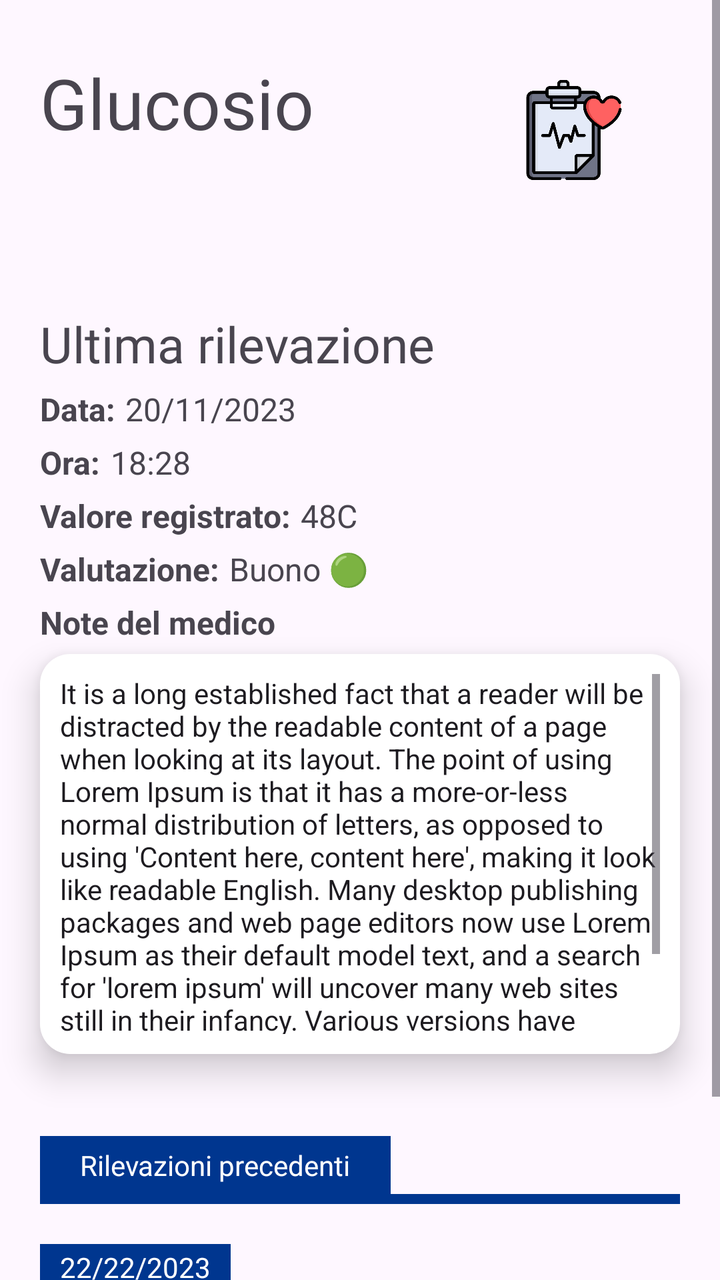
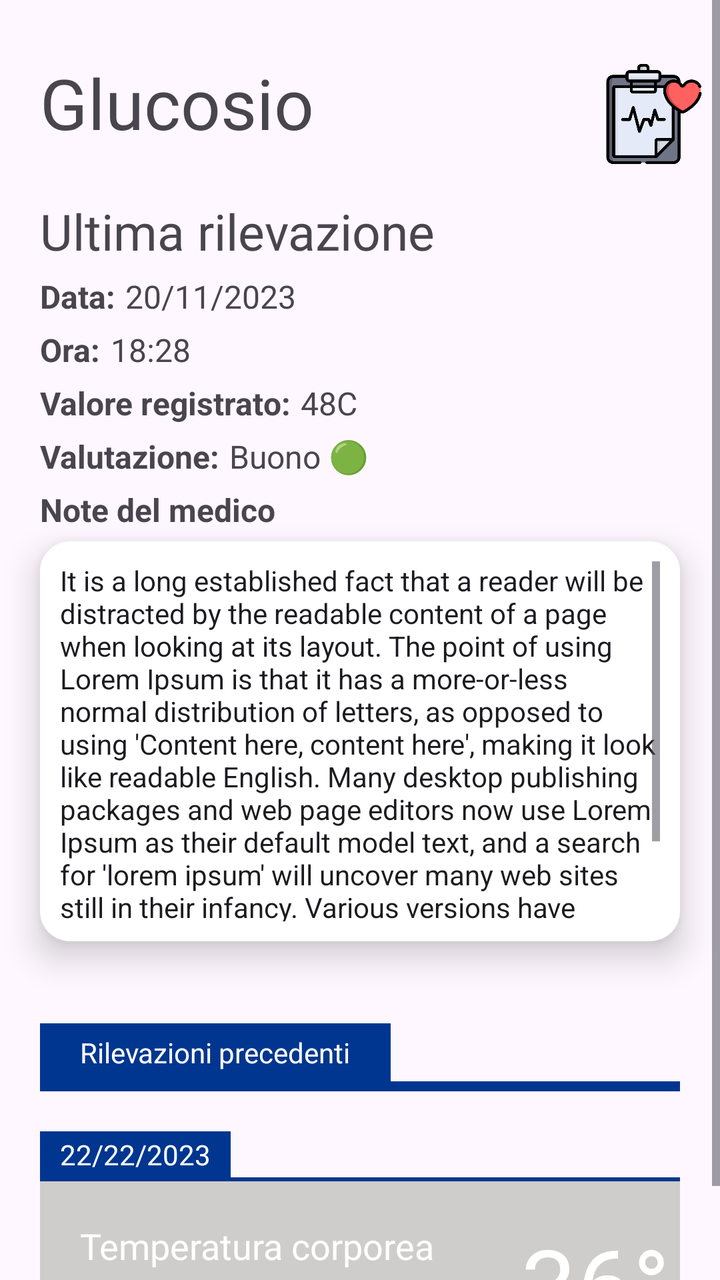

Compare the two renders of this Android layout. The source of the first and the diff that turns it into the second are given below.
<!-- AndroidManifest.xml: application theme Theme.AsilApp -->
<!-- res/layout/fragment_detail_health_history.xml -->
<?xml version="1.0" encoding="utf-8"?>
<ScrollView xmlns:app="http://schemas.android.com/apk/res-auto"
    xmlns:tools="http://schemas.android.com/tools"
    android:layout_width="match_parent"
    android:layout_height="match_parent"
    xmlns:android="http://schemas.android.com/apk/res/android">
    <androidx.constraintlayout.widget.ConstraintLayout
        android:layout_width="match_parent"
        android:layout_height="match_parent"
        tools:context=".view.home.DetailHealthHistoryFragment">


        <TextView
            android:id="@+id/detailHealthHistoryTitle"
            android:layout_width="270dp"
            android:layout_height="103dp"
            android:layout_marginLeft="@dimen/marginLeftRightDetailHealthHistory"
            android:layout_marginTop="28dp"
            android:layout_marginRight="@dimen/marginLeftRightDetailHealthHistory"
            android:fontFamily="@font/titillium_web_bold"
            android:text="Glucosio"
            android:textSize="@dimen/textDetailHealthHistoryTitle"
            app:layout_constraintHorizontal_bias="0.0"
            app:layout_constraintLeft_toLeftOf="parent"
            app:layout_constraintRight_toLeftOf="@+id/iconDetailTitle"
            app:layout_constraintTop_toTopOf="parent" />

        <ImageView
            android:id="@+id/iconDetailTitle"
            android:layout_width="50dp"
            android:layout_height="50dp"
            android:layout_marginTop="40dp"
            android:layout_marginRight="48dp"
            android:src="@drawable/medical_history"
            app:layout_constraintRight_toRightOf="parent"
            app:layout_constraintTop_toTopOf="parent">

        </ImageView>

        <TextView
            android:id="@+id/lastRecordHealthHistory"
            android:layout_width="wrap_content"
            android:layout_height="wrap_content"
            android:layout_marginStart="@dimen/marginLeftRightDetailHealthHistory"
            android:layout_marginTop="24dp"
            android:fontFamily="@font/titillium_web_bold"
            android:text="@string/lastRecordHealtHistory"
            android:textSize="25dp"
            app:layout_constraintStart_toStartOf="parent"
            app:layout_constraintTop_toBottomOf="@+id/detailHealthHistoryTitle" />


        <TextView
            android:id="@+id/dateLastRecordHealthHistoryLabel"
            android:layout_width="wrap_content"
            android:layout_height="wrap_content"
            android:layout_marginStart="@dimen/marginLeftRightDetailHealthHistory"
            android:layout_marginTop="5dp"
            android:text="@string/dateLastRecordHealthHistoryLabel"
            android:textSize="@dimen/valueDetailHealthHistory"
            android:textStyle="bold"
            app:layout_constraintStart_toStartOf="parent"
            app:layout_constraintTop_toBottomOf="@+id/lastRecordHealthHistory" />

        <TextView
            android:id="@+id/dateLastRecordHealthHistory"
            android:layout_width="wrap_content"
            android:layout_height="wrap_content"
            android:layout_marginLeft="5dp"
            android:layout_marginTop="5dp"
            android:text="20/11/2023"
            android:textSize="@dimen/valueDetailHealthHistory"
            app:layout_constraintLeft_toRightOf="@+id/dateLastRecordHealthHistoryLabel"
            app:layout_constraintTop_toBottomOf="@+id/lastRecordHealthHistory" />


        <TextView
            android:id="@+id/timeLastRecordHealthHistoryLabel"
            android:layout_width="wrap_content"
            android:layout_height="wrap_content"
            android:layout_marginStart="@dimen/marginLeftRightDetailHealthHistory"
            android:layout_marginTop="5dp"
            android:text="@string/timeLastRecordHealthHistoryLabel"
            android:textSize="@dimen/valueDetailHealthHistory"
            android:textStyle="bold"
            app:layout_constraintStart_toStartOf="parent"
            app:layout_constraintTop_toBottomOf="@+id/dateLastRecordHealthHistory" />

        <TextView
            android:id="@+id/timeLastRecordHealthHistory"
            android:layout_width="wrap_content"
            android:layout_height="wrap_content"
            android:layout_marginLeft="5dp"
            android:layout_marginTop="5dp"
            android:text="18:28"
            android:textSize="@dimen/valueDetailHealthHistory"
            app:layout_constraintLeft_toRightOf="@+id/timeLastRecordHealthHistoryLabel"
            app:layout_constraintTop_toBottomOf="@+id/dateLastRecordHealthHistory" />



        <TextView
            android:id="@+id/valueLastRecordHealthHistoryLabel"
            android:layout_width="wrap_content"
            android:layout_height="wrap_content"
            android:layout_marginStart="20dp"
            android:layout_marginTop="5dp"
            android:text="@string/valueLastRecordHealthHistoryLabel"
            android:textSize="@dimen/valueDetailHealthHistory"
            android:textStyle="bold"
            app:layout_constraintStart_toStartOf="parent"
            app:layout_constraintTop_toBottomOf="@+id/timeLastRecordHealthHistory" />

        <TextView
            android:id="@+id/valueLastRecordHealthHistory"
            android:layout_width="wrap_content"
            android:layout_height="wrap_content"
            android:layout_marginLeft="5dp"
            android:layout_marginTop="5dp"
            android:text="48"
            android:textSize="@dimen/valueDetailHealthHistory"
            app:layout_constraintLeft_toRightOf="@+id/valueLastRecordHealthHistoryLabel"
            app:layout_constraintTop_toBottomOf="@+id/timeLastRecordHealthHistory" />

        <TextView
            android:id="@+id/unityDetaildHealthHistory"
            android:layout_width="wrap_content"
            android:layout_height="wrap_content"
            android:layout_marginLeft="0dp"
            android:layout_marginTop="5dp"
            android:text="@string/unityTemperature"
            android:textSize="@dimen/valueDetailHealthHistory"
            app:layout_constraintLeft_toRightOf="@+id/valueLastRecordHealthHistory"
            app:layout_constraintTop_toBottomOf="@+id/timeLastRecordHealthHistory" />



        <TextView
            android:id="@+id/evalutationLastRecordHealthHistoryLabel"
            android:layout_width="wrap_content"
            android:layout_height="wrap_content"
            android:layout_marginStart="@dimen/marginLeftRightDetailHealthHistory"
            android:layout_marginTop="5dp"
            android:text="@string/evalutationLastRecordHealthHistoryLabel"
            android:textSize="@dimen/valueDetailHealthHistory"
            android:textStyle="bold"
            app:layout_constraintStart_toStartOf="parent"
            app:layout_constraintTop_toBottomOf="@+id/valueLastRecordHealthHistory" />

        <TextView
            android:id="@+id/evalutationLastRecordHealthHistory"
            android:layout_width="wrap_content"
            android:layout_height="wrap_content"
            android:layout_marginLeft="5dp"
            android:layout_marginTop="5dp"
            android:text="Buono 🟢"
            android:textSize="@dimen/valueDetailHealthHistory"
            app:layout_constraintLeft_toRightOf="@+id/evalutationLastRecordHealthHistoryLabel"
            app:layout_constraintTop_toBottomOf="@+id/valueLastRecordHealthHistory" />



        <TextView
            android:id="@+id/doctorNotesLastRecordHealthHistoryLabel"
            android:layout_width="wrap_content"
            android:layout_height="wrap_content"
            android:layout_marginStart="@dimen/marginLeftRightDetailHealthHistory"
            android:layout_marginTop="5dp"
            android:text="@string/doctorNotesLastRecordHealthHistoryLabel"
            android:textSize="@dimen/valueDetailHealthHistory"
            android:textStyle="bold"
            app:layout_constraintStart_toStartOf="parent"
            app:layout_constraintTop_toBottomOf="@+id/evalutationLastRecordHealthHistory" />


        <EditText
            android:id="@+id/doctorNotesLastRecordHealthHistory"
            android:elevation="10dp"
            android:background="@drawable/rounded"
            android:padding="10dp"
            android:layout_width="match_parent"
            android:cursorVisible="true"
            android:layout_height="200dp"
            android:layout_marginStart="@dimen/marginLeftRightDetailHealthHistory"
            android:fadeScrollbars="false"
            android:layout_marginTop="5dp"
            android:editable="false"
            android:layout_marginEnd="@dimen/marginLeftRightDetailHealthHistory"
            android:scrollbarAlwaysDrawHorizontalTrack="false"
            android:scrollbarAlwaysDrawVerticalTrack="false"
            android:scrollbars="vertical"
            android:textSize="@dimen/textSizeDoctorNotes"
            android:text="It is a long established fact that a reader will be distracted by the readable content of a page when looking at its layout. The point of using Lorem Ipsum is that it has a more-or-less normal distribution of letters, as opposed to using 'Content here, content here', making it look like readable English. Many desktop publishing packages and web page editors now use Lorem Ipsum as their default model text, and a search for 'lorem ipsum' will uncover many web sites still in their infancy. Various versions have evolved over the years, sometimes by accident, sometimes on purpose (injected humour and the like)."
            app:layout_constraintEnd_toEndOf="parent"
            app:layout_constraintStart_toStartOf="parent"
            app:layout_constraintTop_toBottomOf="@+id/doctorNotesLastRecordHealthHistoryLabel" />


        <TextView
            android:layout_width="wrap_content"
            app:layout_constraintBottom_toTopOf="@+id/blackLine"
            app:layout_constraintLeft_toLeftOf="parent"
            android:layout_marginLeft="@dimen/marginLeftRightDetailHealthHistory"
            android:textColor="@color/white"
            android:paddingLeft="20dp"
            android:paddingRight="20dp"
            android:paddingTop="5dp"
            android:paddingBottom="5dp"
            android:background="@color/appMainColorDark"
            android:text="Rilevazioni precedenti"
            android:layout_height="wrap_content">
        </TextView>

        <View
            android:id="@+id/blackLine"
            app:layout_constraintTop_toBottomOf="@+id/doctorNotesLastRecordHealthHistory"
            android:background="@color/appMainColorDark"
            app:layout_constraintStart_toStartOf="parent"
            app:layout_constraintEnd_toEndOf="parent"
            android:layout_marginStart="@dimen/marginLeftRightDetailHealthHistory"
            android:layout_marginEnd="@dimen/marginLeftRightDetailHealthHistory"
            android:layout_marginTop="70dp"
            android:layout_width = "match_parent"
            android:layout_height="5dp"/>






        <LinearLayout
            android:layout_width="match_parent"
            android:orientation="vertical"
            android:layout_marginLeft="@dimen/marginLeftRightDetailHealthHistory"
            android:layout_marginRight="@dimen/marginLeftRightDetailHealthHistory"
            app:layout_constraintTop_toBottomOf="@+id/blackLine"
            android:layout_height="match_parent">

            <TextView
                android:layout_width="wrap_content"
                android:layout_height="wrap_content"
                android:layout_marginTop="@dimen/marginTopHealthHistory"
                android:background="@color/appMainColorDark"
                android:paddingLeft="10dp"
                android:paddingRight="10dp"
                android:paddingTop="2dp"
                android:paddingBottom="2dp"
                android:text="22/22/2023"
                android:textColor="@color/white" />

            <View
                android:layout_width="match_parent"
                android:background="@color/appMainColorDark"
                android:layout_height="2dp"></View>

            <androidx.constraintlayout.widget.ConstraintLayout
                android:id="@+id/layoutOldHealthHistory"
                android:layout_width="match_parent"
                android:background="@color/colodOldHealthHistory"
                android:clickable="true"
                android:foreground="?android:attr/selectableItemBackground"
                android:layout_height="@dimen/heightHealthHistory"
                android:layout_marginTop="0dp">

                <TextView
                    android:id="@+id/oldTitleHealthHistoryLabel"
                    android:layout_width="wrap_content"
                    android:layout_height="wrap_content"
                    android:layout_marginLeft="@dimen/marginLeftRightDetailHealthHistory"
                    android:layout_marginTop="20dp"
                    android:fontFamily="@font/titillium_web_bold"
                    android:text="@string/temperatureHealthHistory"
                    android:textColor="@color/white"
                    android:textSize="@dimen/textTitleHealthHistory"
                    app:layout_constraintLeft_toLeftOf="parent"
                    app:layout_constraintTop_toTopOf="parent" />


                <TextView
                    android:id="@+id/oldTitleHealthHistory"
                    android:layout_width="wrap_content"
                    android:layout_height="wrap_content"
                    android:layout_marginRight="5dp"
                    android:layout_marginBottom="16dp"
                    android:fontFamily="@font/titillium_web_bold"
                    android:text="36°"
                    android:textColor="@color/white"
                    android:textSize="@dimen/resultHealthHistory"
                    app:layout_constraintBottom_toBottomOf="parent"
                    app:layout_constraintRight_toRightOf="parent" />


                <TextView
                    android:id="@+id/unityOldHealthHistory"
                    android:layout_width="wrap_content"
                    android:layout_height="wrap_content"
                    android:layout_marginRight="5dp"
                    android:layout_marginBottom="3dp"
                    android:fontFamily="@font/titillium_web_bold"
                    android:text="@string/unityTemperature"
                    android:textColor="@color/white"
                    android:textSize="@dimen/resultUnityHealthHistory"
                    app:layout_constraintBottom_toBottomOf="parent"
                    app:layout_constraintRight_toRightOf="parent"
                    app:layout_constraintTop_toBottomOf="@+id/oldTitleHealthHistory" />


                <TextView
                    android:id="@+id/oldTitleHealthHistoryEvalutationLabel"
                    android:layout_width="wrap_content"
                    android:layout_height="wrap_content"
                    android:layout_marginLeft="@dimen/marginLeftRightDetailHealthHistory"
                    android:layout_marginBottom="25dp"
                    android:text="@string/evalutationHealthHistoryLabel"
                    android:textColor="@color/white"
                    android:textSize="13dp"
                    app:layout_constraintBottom_toBottomOf="parent"
                    app:layout_constraintLeft_toLeftOf="parent" />


                <TextView
                    android:id="@+id/oldTitleHealthHistoryEvalutation"
                    android:layout_width="wrap_content"
                    android:layout_height="wrap_content"
                    android:layout_marginStart="3dp"
                    android:layout_marginBottom="25dp"
                    android:text="buono 🟢"
                    android:textColor="@color/white"
                    android:textSize="13dp"
                    app:layout_constraintBottom_toBottomOf="parent"
                    app:layout_constraintLeft_toLeftOf="parent"
                    app:layout_constraintStart_toEndOf="@+id/oldTitleHealthHistoryEvalutationLabel" />
            </androidx.constraintlayout.widget.ConstraintLayout>
        </LinearLayout>
    </androidx.constraintlayout.widget.ConstraintLayout>
</ScrollView>
<!-- resources referenced by this layout -->
<resources>
  <color name="appMainColorDark">#00368f</color>
  <color name="colodOldHealthHistory">#cfcccc</color>
  <color name="white">#FFFFFFFF</color>
  <dimen name="heightHealthHistory">100dp</dimen>
  <dimen name="marginLeftRightDetailHealthHistory">20dp</dimen>
  <dimen name="marginTopHealthHistory">20dp</dimen>
  <dimen name="resultHealthHistory">50dp</dimen>
  <dimen name="resultUnityHealthHistory">13dp</dimen>
  <dimen name="textDetailHealthHistoryTitle">35dp</dimen>
  <dimen name="textSizeDoctorNotes">14dp</dimen>
  <dimen name="textTitleHealthHistory">18dp</dimen>
  <dimen name="valueDetailHealthHistory">16dp</dimen>
  <!-- drawable medical_history: png bitmap (drawable, 22999 bytes) -->
  <!-- drawable rounded (drawable) -->
  <?xml version="1.0" encoding="utf-8"?>
  <shape xmlns:android="http://schemas.android.com/apk/res/android"
      android:shape="rectangle"
      android:padding="10dp">
      <solid android:color="#FFFFFF" />
      <corners
          android:bottomRightRadius="15dp"
          android:bottomLeftRadius="15dp"
          android:topLeftRadius="15dp"
          android:topRightRadius="15dp" />
  </shape>
  <string name="dateLastRecordHealthHistoryLabel">Data:</string>
  <string name="doctorNotesLastRecordHealthHistoryLabel">Note del medico</string>
  <string name="evalutationHealthHistoryLabel">Valutazione:</string>
  <string name="evalutationLastRecordHealthHistoryLabel">Valutazione:</string>
  <string name="lastRecordHealtHistory">Ultima rilevazione</string>
  <string name="temperatureHealthHistory">Temperatura corporea️</string>
  <string name="timeLastRecordHealthHistoryLabel">Ora:</string>
  <string name="unityTemperature">C</string>
  <string name="valueLastRecordHealthHistoryLabel">Valore registrato:</string>
  <style name="Theme.AsilApp" parent="Base.Theme.AsilApp" />
  <style name="Base.Theme.AsilApp" parent="Theme.Material3.DayNight.NoActionBar">
          
          
      </style>
</resources>

<!-- the commit's change to res/layout/fragment_detail_health_history.xml (unified diff, before → after) -->
@@ -13,7 +13,7 @@
         <TextView
             android:id="@+id/detailHealthHistoryTitle"
             android:layout_width="270dp"
-            android:layout_height="103dp"
+            android:layout_height="wrap_content"
             android:layout_marginLeft="@dimen/marginLeftRightDetailHealthHistory"
             android:layout_marginTop="28dp"
             android:layout_marginRight="@dimen/marginLeftRightDetailHealthHistory"
@@ -29,10 +29,12 @@
             android:id="@+id/iconDetailTitle"
             android:layout_width="50dp"
             android:layout_height="50dp"
-            android:layout_marginTop="40dp"
+            android:layout_marginStart="12dp"
+            android:layout_marginTop="32dp"
             android:layout_marginRight="48dp"
             android:src="@drawable/medical_history"
             app:layout_constraintRight_toRightOf="parent"
+            app:layout_constraintStart_toEndOf="@+id/detailHealthHistoryTitle"
             app:layout_constraintTop_toTopOf="parent">
 
         </ImageView>
@@ -257,8 +259,6 @@
                 android:id="@+id/layoutOldHealthHistory"
                 android:layout_width="match_parent"
                 android:background="@color/colodOldHealthHistory"
-                android:clickable="true"
-                android:foreground="?android:attr/selectableItemBackground"
                 android:layout_height="@dimen/heightHealthHistory"
                 android:layout_marginTop="0dp">
 
